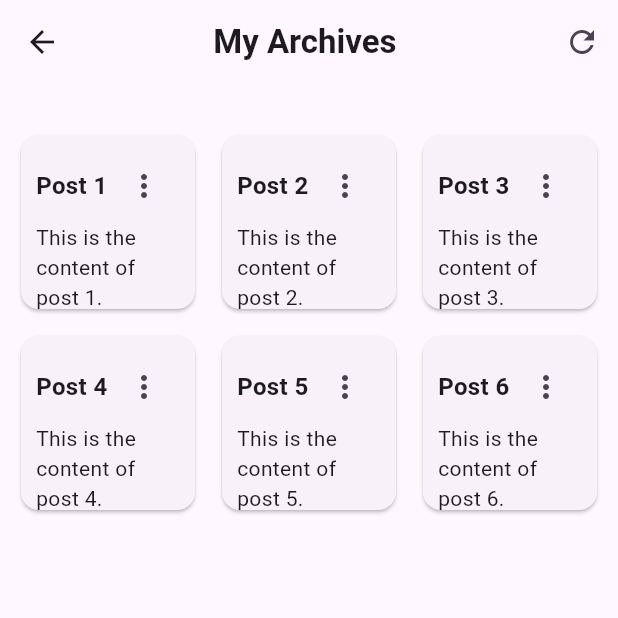
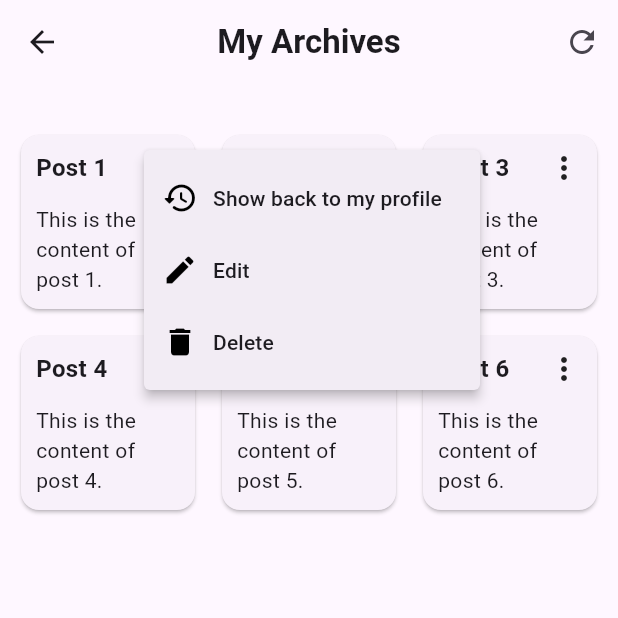
Before and after one commit to MariamBadie/InternshipCampusApp, a Flutter app: the ArchivePage screen opened directly, after a tap on the "more vert" icon, on a phone screen of 412 x 824 dp, the top half of it. Run offline on Flutter 3.47's test engine with Material 3 defaults, Android fonts, the phone set to English and light mode, and no system bars; our stand-ins replace fl_chart, flashy_tab_bar2, google_fonts, image_picker, share_plus, timeago; network calls fail.

```diff
--- a/lib/main.dart
+++ b/lib/main.dart
@@ -18,6 +18,7 @@ class MyApp extends StatelessWidget {
   Widget build(BuildContext context) {
     return MaterialApp(
       title: 'Campus Connect',
+      debugShowCheckedModeBanner: false,
       theme: ThemeData(
         colorScheme: ColorScheme.fromSeed(seedColor: Colors.deepPurple),
         useMaterial3: true,
--- a/lib/screens/archive_page.dart
+++ b/lib/screens/archive_page.dart
@@ -1,4 +1,3 @@
-import 'package:flutter/cupertino.dart';
 import 'package:flutter/material.dart';
 
 class ArchivePage extends StatefulWidget {
@@ -12,36 +11,12 @@ class _ArchivePageState extends State<ArchivePage> {
   String type = 'All Types';
 
   final List<Map<String, String>> posts = [
-    {
-      'title': 'Post 1',
-      'content': 'This is the content of post 1.',
-      'type': 'normal Post'
-    },
-    {
-      'title': 'Post 2',
-      'content': 'This is the content of post 2.',
-      'type': 'Academic Post'
-    },
-    {
-      'title': 'Post 3',
-      'content': 'This is the content of post 3.',
-      'type': 'normal Post'
-    },
-    {
-      'title': 'Post 4',
-      'content': 'This is the content of post 4.',
-      'type': 'Academic Post'
-    },
-    {
-      'title': 'Post 5',
-      'content': 'This is the content of post 5.',
-      'type': 'normal Post'
-    },
-    {
-      'title': 'Post 6',
-      'content': 'This is the content of post 6.',
-      'type': 'Academic Post'
-    },
+    {'title': 'Post 1', 'content': 'This is the content of post 1.', 'type': 'normal Post'},
+    {'title': 'Post 2', 'content': 'This is the content of post 2.', 'type': 'Academic Post'},
+    {'title': 'Post 3', 'content': 'This is the content of post 3.', 'type': 'normal Post'},
+    {'title': 'Post 4', 'content': 'This is the content of post 4.', 'type': 'Academic Post'},
+    {'title': 'Post 5', 'content': 'This is the content of post 5.', 'type': 'normal Post'},
+    {'title': 'Post 6', 'content': 'This is the content of post 6.', 'type': 'Academic Post'},
   ];
 
   @override
@@ -49,7 +24,7 @@ class _ArchivePageState extends State<ArchivePage> {
     return Scaffold(
       appBar: AppBar(
         title: const Text(
-          "My Archives ",
+          "My Archives",
           style: TextStyle(fontWeight: FontWeight.bold),
         ),
         centerTitle: true,
@@ -95,10 +70,53 @@ class _ArchivePageState extends State<ArchivePage> {
                                 fontSize: 16,
                               ),
                             ),
-                              IconButton(
-                                  onPressed: () {},
-                                  icon: Icon(Icons.more_vert_rounded)),
-                            ]),
+                            PopupMenuButton<String>(
+                              onSelected: (value) {
+                                // Handle the selected option here
+                                if (value == 'restore') {
+                                  // Handle restore action
+                                } else if (value == 'edit') {
+                                  // Handle edit action
+                                } else if (value == 'delete') {
+                                  _deletePost(context);
+                                }
+                              },
+                              itemBuilder: (context) => [
+                                const PopupMenuItem(
+                                  value: 'restore',
+                                  child: Row(
+                                    children:  [
+                                      Icon(Icons.restore_rounded, color: Colors.black),
+                                      SizedBox(width: 10),
+                                      Text("Show back to my profile"),
+                                    ],
+                                  ),
+                                ),
+                             const   PopupMenuItem(
+                                  value: 'edit',
+                                  child: Row(
+                                    children:  [
+                                      Icon(Icons.edit, color: Colors.black ),
+                                      SizedBox(width: 10),
+                                      Text("Edit"),
+                                    ],
+                                  ),
+                                ),
+                                const PopupMenuItem(
+                                  value: 'delete',
+                                  child: Row(
+                                    children:  [
+                                      Icon(Icons.delete, color: Colors.black),
+                                      SizedBox(width: 10),
+                                      Text("Delete"),
+                                    ],
+                                  ),
+                                ),
+                              ],
+                              child: const Icon(Icons.more_vert_rounded),
+                            ),
+                          ],
+                        ),
                         Text(post['content']!),
                       ],
                     ),
@@ -112,3 +130,35 @@ class _ArchivePageState extends State<ArchivePage> {
     );
   }
 }
+
+ void _deletePost(BuildContext context) {
+  showDialog(
+    context: context,
+    builder: (BuildContext context) {
+
+
+      return AlertDialog(
+        content: const Column(
+          mainAxisSize: MainAxisSize.min,
+          children: [
+             Text('Are You sure you want to delete?')
+          ],
+        ),
+        actions: <Widget>[
+          TextButton(
+            child: const Text('Cancel'),
+            onPressed: () {
+              Navigator.of(context).pop();
+            },
+          ),
+          TextButton(
+            child: const Text('DELETE'),
+            onPressed: () {
+              Navigator.of(context).pop();
+            },
+          ),
+        ],
+      );
+    },
+  );
+}
--- a/lib/screens/favorites_page.dart
+++ b/lib/screens/favorites_page.dart
@@ -195,9 +195,7 @@ class _FavoritesPageState extends State<FavoritesPage> {
                                   fontSize: 16,
                                 ),
                               ),
-                              IconButton(
-                                  onPressed: () {},
-                                  icon: Icon(Icons.more_vert_rounded)),
+
                             ]),
                         Text(post['content']!),
                         Row(
--- a/lib/screens/post_details_page.dart
+++ b/lib/screens/post_details_page.dart
@@ -24,10 +24,6 @@ class PostDetailsPage extends StatelessWidget {
       appBar: AppBar(
         title: Text('Post Details'),
         actions: [
-          IconButton(
-            icon: Icon(Icons.more_vert),
-            onPressed: () =>{},
-          ),
           IconButton(
             icon: Icon(Icons.share),
             onPressed: () => _sharePost(context),
```
Also changed, not shown: lib/widgets/post_edit_menu.dart (added, +91 -0 lines). Lines whose indentation alone changed are shown as unchanged.
